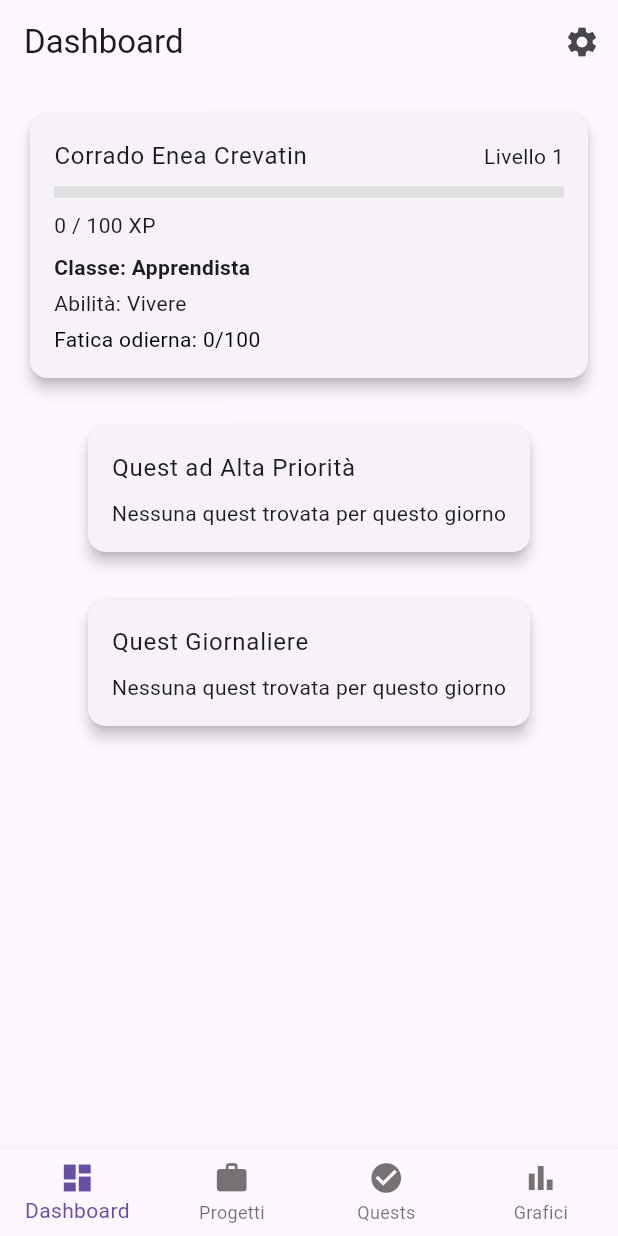
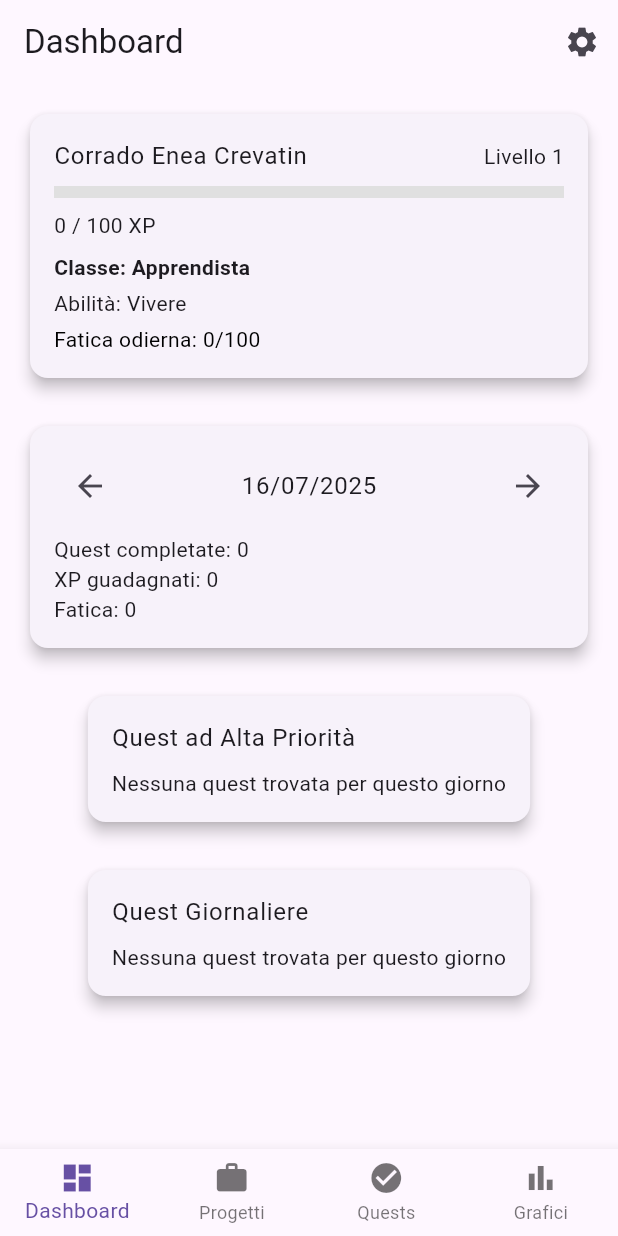
Before and after one commit to SoulArcher0507/Life-Leveling, a Flutter app: the screen it shows after launch, on a phone screen of 412 x 824 dp. Run offline on Flutter 3.47's test engine with Material 3 defaults, Android fonts, the light colour scheme and no system bars; our stand-ins replace shared_preferences.

Commit message:
Add daily stats tracking and navigation

```diff
--- a/lib/main.dart
+++ b/lib/main.dart
@@ -4,6 +4,7 @@ import 'package:life_leveling/services/quest_service.dart';
 import 'package:life_leveling/services/theme_service.dart';
 import 'package:life_leveling/services/fatigue_service.dart';
 import 'package:life_leveling/services/level_service.dart';
+import 'package:life_leveling/services/stats_service.dart';
 
 void main() async {
   WidgetsFlutterBinding.ensureInitialized();
@@ -11,6 +12,7 @@ void main() async {
   await QuestService().init();
   await FatigueService().init();
   await LevelService().init();
+  await StatsService().init();
   final themeMode = await ThemeService().getThemeMode();
 
   runApp(MyApp(initialThemeMode: themeMode));
--- a/lib/pages/dashboard/dashboard_page.dart
+++ b/lib/pages/dashboard/dashboard_page.dart
@@ -7,6 +7,7 @@ import 'package:life_leveling/pages/quests/quest_detail_page.dart';
 import 'package:intl/intl.dart';
 import 'package:life_leveling/services/fatigue_service.dart';
 import 'package:life_leveling/services/level_service.dart';
+import 'package:life_leveling/services/stats_service.dart';
 
 class DashboardPage extends StatefulWidget {
   const DashboardPage({Key? key}) : super(key: key);
@@ -18,6 +19,7 @@ class DashboardPage extends StatefulWidget {
 class _DashboardPageState extends State<DashboardPage> {
   // Dati utente
   final String userName = 'Corrado Enea Crevatin';
+  DateTime _statsDate = DateTime.now();
 
   bool _isOverdue(QuestData quest) {
     final now = DateTime.now();
@@ -77,6 +79,9 @@ class _DashboardPageState extends State<DashboardPage> {
                 dailyFatigue: FatigueService().fatigue,
               ),
             ),
+            const SizedBox(height: 24.0),
+
+            _buildStatsCard(context),
             const SizedBox(height: 24.0),
 
             // --- Box Quest ad Alta Priorità ---
@@ -155,14 +160,62 @@ class _DashboardPageState extends State<DashboardPage> {
   }) {
     return Card(
       elevation: 4.0,
-      clipBehavior: Clip
-          .antiAlias, // consente di avere la ripple effect su tutto il card se cliccato
+      clipBehavior: Clip.antiAlias, // consente di avere la ripple effect su tutto il card se cliccato
       child: InkWell(
         onTap: onTap,
         child: Padding(
           padding: const EdgeInsets.all(16.0),
           child: child,
         ),
+      ),
+    );
+  }
+
+  Widget _buildStatsCard(BuildContext context) {
+    final stats = StatsService().getStats(_statsDate);
+    return _buildDashboardCard(
+      child: Column(
+        crossAxisAlignment: CrossAxisAlignment.start,
+        children: [
+          Row(
+            mainAxisAlignment: MainAxisAlignment.spaceBetween,
+            children: [
+              IconButton(
+                icon: const Icon(Icons.arrow_back),
+                onPressed: () {
+                  setState(() {
+                    _statsDate = _statsDate.subtract(const Duration(days: 1));
+                  });
+                },
+              ),
+              Text(
+                DateFormat('dd/MM/yyyy').format(_statsDate),
+                style: Theme.of(context).textTheme.bodyLarge,
+              ),
+              IconButton(
+                icon: const Icon(Icons.arrow_forward),
+                onPressed: () {
+                  setState(() {
+                    _statsDate = _statsDate.add(const Duration(days: 1));
+                  });
+                },
+              ),
+            ],
+          ),
+          const SizedBox(height: 8),
+          Text(
+            'Quest completate: ${stats.questsCompleted}',
+            style: Theme.of(context).textTheme.bodyMedium,
+          ),
+          Text(
+            'XP guadagnati: ${stats.xpGained.toInt()}',
+            style: Theme.of(context).textTheme.bodyMedium,
+          ),
+          Text(
+            'Fatica: ${stats.fatigue}',
+            style: Theme.of(context).textTheme.bodyMedium,
+          ),
+        ],
       ),
     );
   }
--- a/lib/pages/quests/quest_detail_page.dart
+++ b/lib/pages/quests/quest_detail_page.dart
@@ -3,6 +3,7 @@ import 'package:life_leveling/models/quest_model.dart';
 import 'package:life_leveling/services/quest_service.dart';
 import 'package:life_leveling/services/fatigue_service.dart';
 import 'package:life_leveling/services/level_service.dart';
+import 'package:life_leveling/services/stats_service.dart';
 import 'package:intl/intl.dart';
 
 class QuestDetailsPage extends StatelessWidget {
@@ -20,6 +21,8 @@ class QuestDetailsPage extends StatelessWidget {
             onPressed: () async {
               await FatigueService().addFatigue(quest.fatigue);
               await LevelService().addXp(quest.xp.toDouble());
+              await StatsService()
+                  .recordQuestCompleted(xp: quest.xp.toDouble(), fatigue: quest.fatigue);
               await QuestService().removeQuest(quest);
               Navigator.of(context).pop(true);
             },
--- /dev/null
+++ b/lib/services/stats_service.dart
@@ -0,0 +1,90 @@
+import 'dart:convert';
+import 'package:shared_preferences/shared_preferences.dart';
+
+class DailyStats {
+  final DateTime date;
+  int questsCompleted;
+  double xpGained;
+  int fatigue;
+
+  DailyStats({
+    required this.date,
+    this.questsCompleted = 0,
+    this.xpGained = 0,
+    this.fatigue = 0,
+  });
+
+  factory DailyStats.fromJson(Map<String, dynamic> json) {
+    return DailyStats(
+      date: DateTime.parse(json['date'] as String),
+      questsCompleted: json['questsCompleted'] ?? 0,
+      xpGained: (json['xpGained'] ?? 0).toDouble(),
+      fatigue: json['fatigue'] ?? 0,
+    );
+  }
+
+  Map<String, dynamic> toJson() {
+    return {
+      'date': date.toIso8601String(),
+      'questsCompleted': questsCompleted,
+      'xpGained': xpGained,
+      'fatigue': fatigue,
+    };
+  }
+}
+
+class StatsService {
+  static final StatsService _instance = StatsService._internal();
+  factory StatsService() => _instance;
+  StatsService._internal();
+
+  static const String _prefsKey = 'daily_stats';
+
+  final Map<String, DailyStats> _stats = {};
+
+  Future<void> init() async {
+    final prefs = await SharedPreferences.getInstance();
+    final jsonString = prefs.getString(_prefsKey);
+    if (jsonString != null && jsonString.isNotEmpty) {
+      final List decoded = json.decode(jsonString);
+      _stats.clear();
+      for (var item in decoded) {
+        final stat = DailyStats.fromJson(item);
+        _stats[_dateKey(stat.date)] = stat;
+      }
+    }
+  }
+
+  String _dateKey(DateTime date) {
+    final d = DateTime(date.year, date.month, date.day);
+    return d.toIso8601String();
+  }
+
+  DailyStats _getStatsFor(DateTime date) {
+    final key = _dateKey(date);
+    if (!_stats.containsKey(key)) {
+      _stats[key] = DailyStats(date: DateTime(date.year, date.month, date.day));
+    }
+    return _stats[key]!;
+  }
+
+  DailyStats getStats(DateTime date) {
+    final key = _dateKey(date);
+    return _stats[key] ?? DailyStats(date: DateTime(date.year, date.month, date.day));
+  }
+
+  Future<void> recordQuestCompleted({required double xp, required int fatigue}) async {
+    final now = DateTime.now();
+    final stat = _getStatsFor(now);
+    stat.questsCompleted += 1;
+    stat.xpGained += xp;
+    stat.fatigue += fatigue;
+    await _save();
+  }
+
+  Future<void> _save() async {
+    final prefs = await SharedPreferences.getInstance();
+    final data = _stats.values.map((s) => s.toJson()).toList();
+    await prefs.setString(_prefsKey, json.encode(data));
+  }
+}
```
